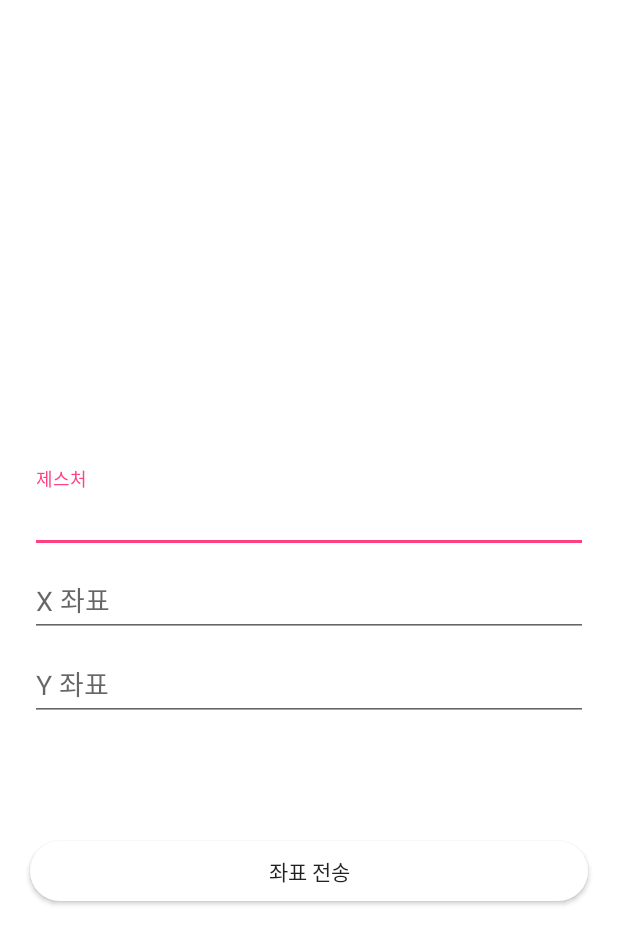
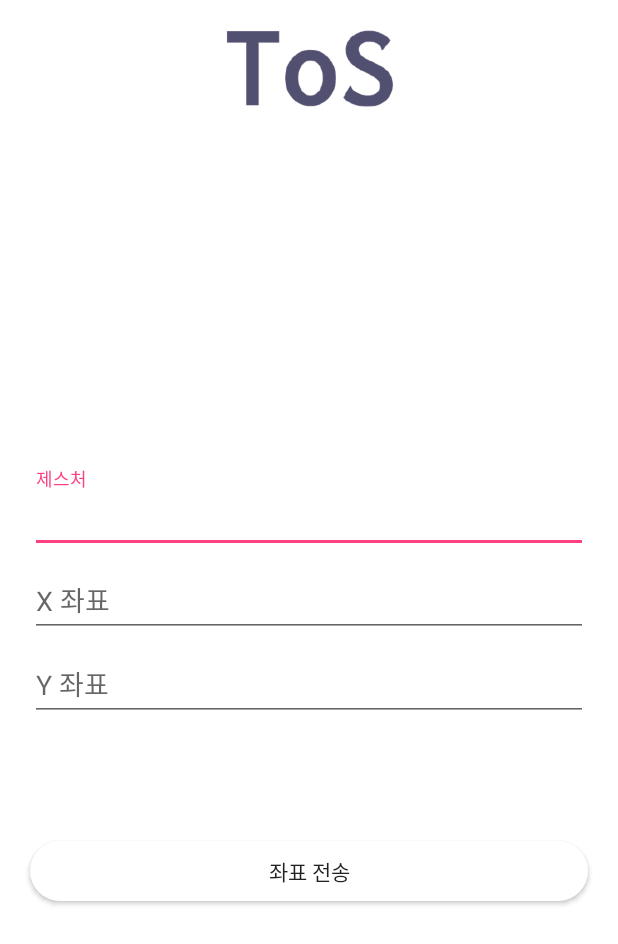
Before and after one commit to kookmin-sw/capstone-2020-9, an Android app: the KyuhanActivity screen opened directly, with no data from a screen before it, on a phone screen of 412 x 824 dp. Shown: the top 944 px of the screen. Run offline under Robolectric (Android 15) with nearby library versions, the phone set to English and light mode, and no system bars.

Commit message:
change logo

```diff
--- a/src/mobile_app/app/src/main/java/com/example/touchonscreen/DevicelistActivity.java
+++ b/src/mobile_app/app/src/main/java/com/example/touchonscreen/DevicelistActivity.java
@@ -81,7 +81,9 @@ public class DevicelistActivity extends AppCompatActivity {
             @Override
             public void onClick(View v) {
                 if (rmsg.equals("empty")) {
-                    Toast.makeText(DevicelistActivity.this, "연결된 PC가 없습니다.", Toast.LENGTH_LONG).show();
+                    Toast.makeText(DevicelistActivity.this, "연결된 PC가 없습니다", Toast.LENGTH_LONG).show();
+                } if("".equals(rmsg)){
+                    Toast.makeText(DevicelistActivity.this, "다시 한번 시도해주세요", Toast.LENGTH_LONG).show();
                 } else {
                     setBtn();
                 }
--- a/src/mobile_app/app/src/main/res/layout/activity_kyuhan.xml
+++ b/src/mobile_app/app/src/main/res/layout/activity_kyuhan.xml
@@ -4,13 +4,22 @@
     android:layout_height="match_parent"
     android:background="#FFFFFF">
 
+    <ImageView
+        android:layout_width="match_parent"
+        android:layout_height="100dp"
+        android:scaleType="fitStart"
+        android:layout_above="@id/kyu_layout"
+        android:layout_alignParentTop="true"
+        android:src="@drawable/tos_name" />
+
     <LinearLayout
-        android:id="@+id/register_layout"
+        android:id="@+id/kyu_layout"
         android:layout_width="match_parent"
         android:layout_height="wrap_content"
         android:layout_alignParentBottom="true"
         android:layout_marginBottom="188dp"
         android:orientation="vertical">
+
 
         <com.google.android.material.textfield.TextInputLayout
             android:layout_width="match_parent"
@@ -23,6 +32,7 @@
                 android:id="@+id/gesture_mode"
                 android:layout_width="match_parent"
                 android:layout_height="wrap_content"
+                android:inputType="number"
                 android:hint="@string/gesture_mode" />
         </com.google.android.material.textfield.TextInputLayout>
 
@@ -36,6 +46,7 @@
                 android:id="@+id/x_coord"
                 android:layout_width="match_parent"
                 android:layout_height="wrap_content"
+                android:inputType="number"
                 android:hint="@string/x_coord" />
         </com.google.android.material.textfield.TextInputLayout>
 
@@ -49,6 +60,7 @@
                 android:id="@+id/y_coord"
                 android:layout_width="match_parent"
                 android:layout_height="wrap_content"
+                android:inputType="number"
                 android:hint="@string/y_coord" />
         </com.google.android.material.textfield.TextInputLayout>
 
--- a/src/mobile_app/app/src/main/res/layout/activity_login.xml
+++ b/src/mobile_app/app/src/main/res/layout/activity_login.xml
@@ -8,10 +8,10 @@
     <ImageView
         android:layout_width="match_parent"
         android:scaleType="fitStart"
-        android:layout_height="105dp"
+        android:layout_height="100dp"
         android:layout_above="@id/signin_layout"
         android:layout_alignParentTop="true"
-        android:src="@drawable/tos_logo_name" />
+        android:src="@drawable/tos_name" />
 
     <LinearLayout
         android:id="@+id/signin_layout"
@@ -33,6 +33,7 @@
                 android:id="@+id/id_edittext"
                 android:layout_width="match_parent"
                 android:layout_height="wrap_content"
+                android:inputType="text"
                 android:hint="@string/id" />
         </com.google.android.material.textfield.TextInputLayout>
 
```
Also changed, not shown: src/mobile_app/app/src/main/res/layout/activity_devicelist.xml (+4 -4 lines), src/mobile_app/app/src/main/res/layout/activity_main.xml (+6 -5 lines), src/mobile_app/app/src/main/res/layout/activity_register.xml (+5 -2 lines), src/mobile_app/app/src/main/res/drawable/tos_name.png (added), 2 other files.
